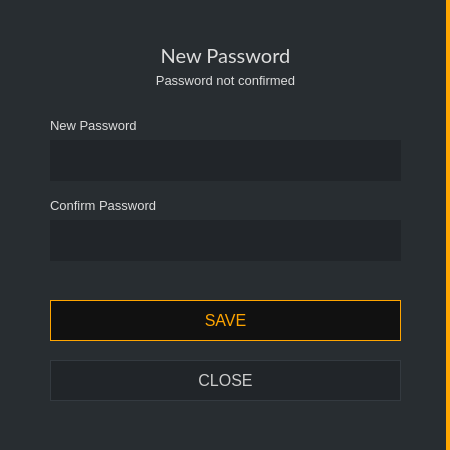
Before: the Qt Designer form src/gui/ui/newpassworddialog.ui in ConcealNetwork/conceal-desktop, drawn with Qt 5.
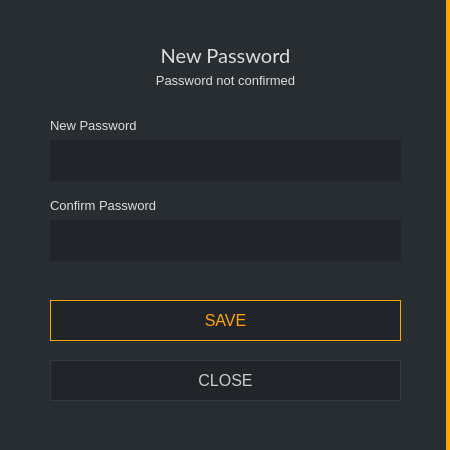
After: the same form once the commit is applied.

Commit message: Change button background color

The edit to the form file:
```diff
--- a/src/gui/ui/newpassworddialog.ui
+++ b/src/gui/ui/newpassworddialog.ui
@@ -251,7 +251,7 @@
        </font>
       </property>
       <property name="styleSheet">
-       <string notr="true">QPushButton#m_okButton {color: orange; background-color: #111111; border: 1px solid orange; font-size: 16px;}
+       <string notr="true">QPushButton#m_okButton {color: orange; background-color: #212529; border: 1px solid orange; font-size: 16px;}
 
 QPushButton#m_okButton:hover {color: orange; background-color: #111111; border: 2px solid orange; font-size: 16px;}</string>
       </property>
```
Left out of the diff: 2 changed lines with no effect on the pictures. The commit also changes 21 other files.
